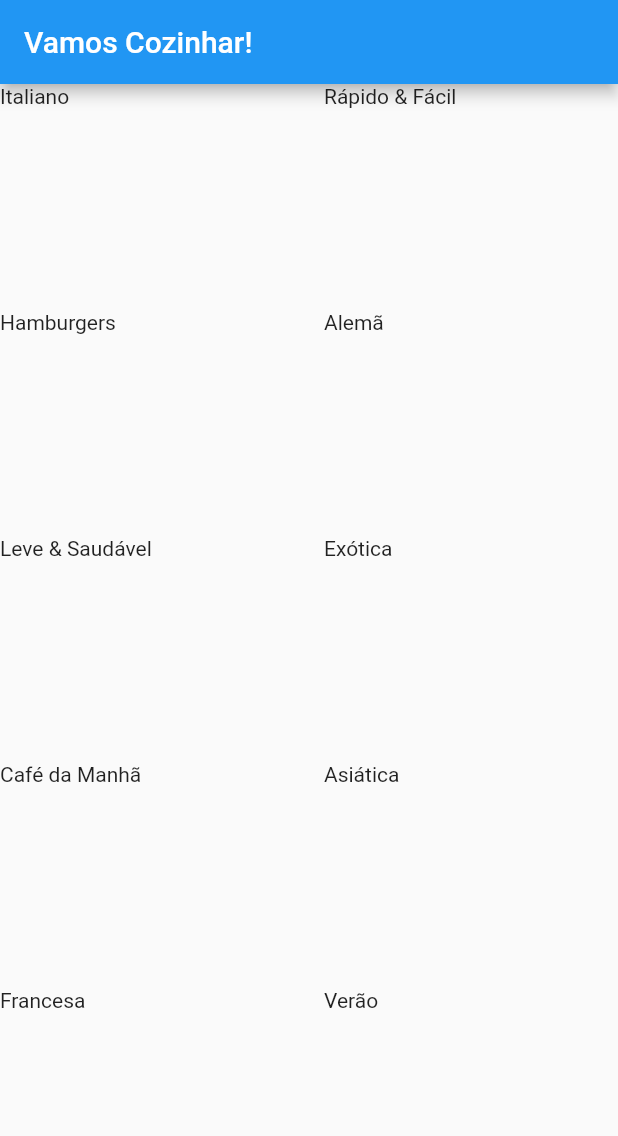
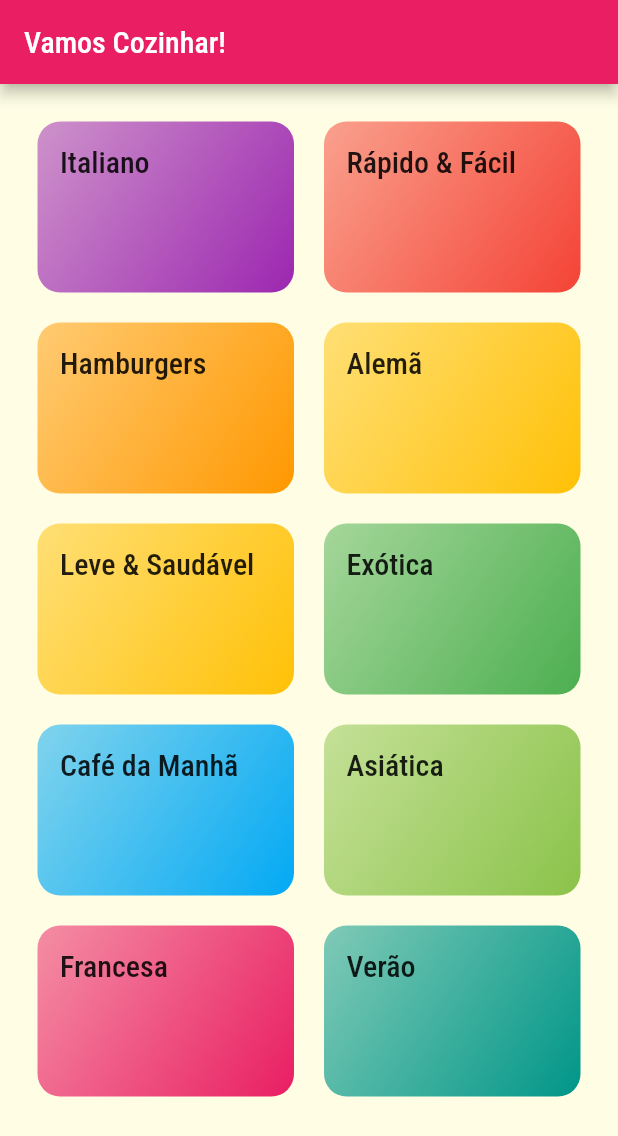
Before and after one commit to Davidson031/App-Receitas-Flutter, a Flutter app: the screen it shows after launch, on a phone screen of 412 x 824 dp. Shown: the top 1136 px of the screen. Run offline on Flutter 3.47's test engine with Material 2 defaults, Android fonts, the phone set to English and light mode, and no system bars.

Commit message:
Importando e aplicando fontes e temas

```diff
--- a/lib/components/category_item.dart
+++ b/lib/components/category_item.dart
@@ -1,3 +1,5 @@
+// ignore_for_file: prefer_const_constructors, prefer_const_literals_to_create_immutables
+
 import 'package:flutter/src/foundation/key.dart';
 import 'package:flutter/src/widgets/framework.dart';
 import 'package:flutter/material.dart';
@@ -13,9 +15,22 @@ class CategoryItem extends StatelessWidget {
   Widget build(BuildContext context) {
 
     return Container(
-
-
-      child: Text(category.title),
+      padding: EdgeInsets.all(15),
+      decoration: BoxDecoration(
+        gradient: LinearGradient(
+          colors: [
+            category.cor.withOpacity(0.5),
+            category.cor
+          ],
+          begin: Alignment.topLeft,
+          end: Alignment.bottomRight
+        ),
+        borderRadius: BorderRadius.circular(15)
+      ),
+      child: Text(
+        category.title,
+        style: Theme.of(context).textTheme.headline6,
+        ),
 
 
     );
--- a/lib/main.dart
+++ b/lib/main.dart
@@ -1,3 +1,5 @@
+import 'dart:ui';
+
 import 'package:flutter/material.dart';
 import 'screens/categories_screen.dart';
 
@@ -10,7 +12,18 @@ class MyApp extends StatelessWidget {
     return MaterialApp(
       title: 'DeliMeals',
       theme: ThemeData(
-        primarySwatch: Colors.blue,
+        colorScheme: ColorScheme.fromSwatch().copyWith(
+          primary: Colors.pink,
+          secondary: Colors.amber,
+        ),
+        canvasColor: const Color.fromRGBO(255, 254, 229, 1),
+        fontFamily: 'Raleway',
+        textTheme: ThemeData.light().textTheme.copyWith(
+              headline6: const TextStyle(
+                fontSize: 20,
+                fontFamily: 'RobotoCondensed',
+              ),
+            ),
       ),
       home: CategoriesScreen(),
     );
--- a/lib/screens/categories_screen.dart
+++ b/lib/screens/categories_screen.dart
@@ -1,3 +1,5 @@
+// ignore_for_file: prefer_const_constructors
+
 import 'package:flutter/src/foundation/key.dart';
 import 'package:flutter/src/widgets/framework.dart';
 import 'package:flutter/material.dart';
@@ -14,7 +16,7 @@ class CategoriesScreen extends StatelessWidget {
         title: Text('Vamos Cozinhar!'),
       ),
       body: GridView(
-        // ignore: prefer_const_constructors
+        padding: const EdgeInsets.all(25),
         gridDelegate: SliverGridDelegateWithMaxCrossAxisExtent(
           maxCrossAxisExtent: 200,
           childAspectRatio: 3 / 2,
```
Also changed, not shown: pubspec.yaml (+17 -11 lines), assets/fonts/Raleway-Black.ttf (added), assets/fonts/Raleway-Bold.ttf (added), assets/fonts/Raleway-Regular.ttf (added), assets/fonts/RobotoCondensed-Bold.ttf (added), assets/fonts/RobotoCondensed-Italic.ttf (added), assets/fonts/RobotoCondensed-Light.ttf (added), assets/fonts/RobotoCondensed-Regular.ttf (added).
